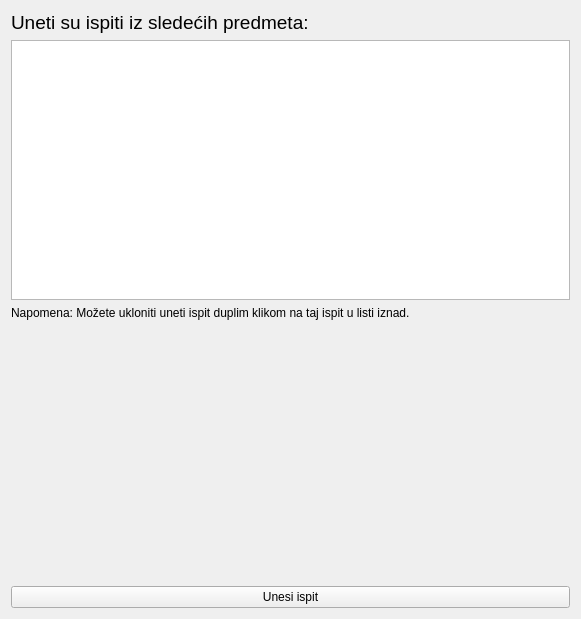
stenjo1/MATF_Planner, file Planer/MatfPlaner/forms/ExamsOverview.ui: the form before one commit.
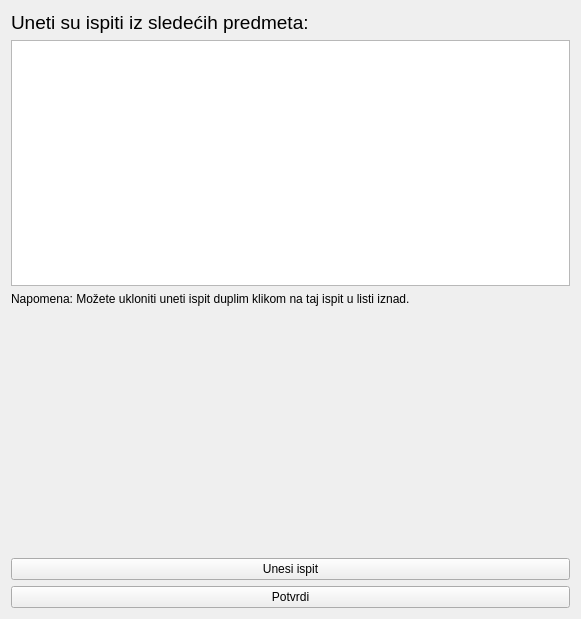
The form after the commit.

Commit message: improved InsertExams and fixed ExamsOverview

```diff
--- a/Planer/MatfPlaner/forms/ExamsOverview.ui
+++ b/Planer/MatfPlaner/forms/ExamsOverview.ui
@@ -56,6 +56,13 @@
      </property>
     </widget>
    </item>
+   <item>
+    <widget class="QPushButton" name="pbConfirm">
+     <property name="text">
+      <string>Potvrdi</string>
+     </property>
+    </widget>
+   </item>
   </layout>
  </widget>
  <resources/>
```
The commit also changes 11 other files.
